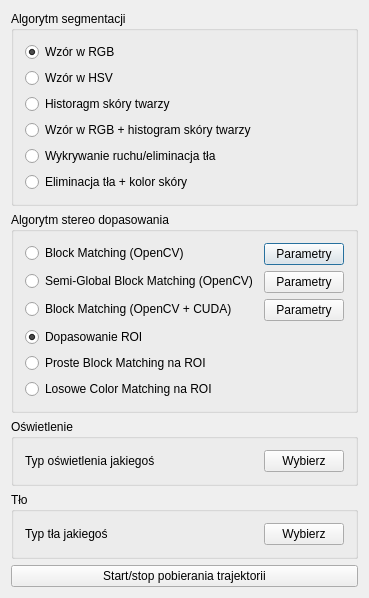
Before: the Qt Designer form algorithmsdialog.ui in richardboo/modelling-hand-trajectory-3d, drawn with Qt 5.
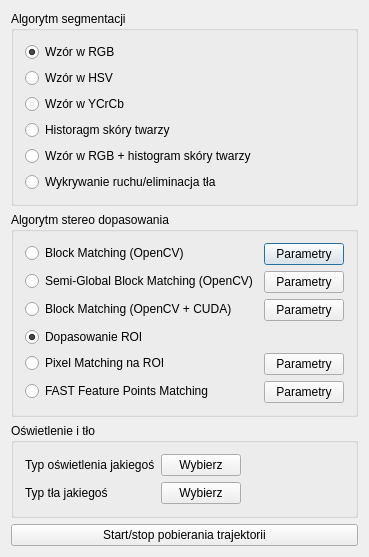
After: the same form once the commit is applied.

```diff
--- a/algorithmsdialog.ui
+++ b/algorithmsdialog.ui
@@ -7,7 +7,7 @@
     <x>0</x>
     <y>0</y>
     <width>320</width>
-    <height>496</height>
+    <height>525</height>
    </rect>
   </property>
   <property name="windowTitle">
@@ -40,28 +40,28 @@
       <item>
        <widget class="QRadioButton" name="radioButtonSegm2">
         <property name="text">
-         <string>Historagm skóry twarzy</string>
+         <string>Wzór w YCrCb</string>
         </property>
        </widget>
       </item>
       <item>
        <widget class="QRadioButton" name="radioButtonSegm3">
         <property name="text">
-         <string>Wzór w RGB + histogram skóry twarzy</string>
+         <string>Historagm skóry twarzy</string>
         </property>
        </widget>
       </item>
       <item>
        <widget class="QRadioButton" name="radioButtonSegm4">
         <property name="text">
-         <string>Wykrywanie ruchu/eliminacja tła</string>
+         <string>Wzór w RGB + histogram skóry twarzy</string>
         </property>
        </widget>
       </item>
       <item>
        <widget class="QRadioButton" name="radioButtonSegm5">
         <property name="text">
-         <string>Eliminacja tła + kolor skóry</string>
+         <string>Wykrywanie ruchu/eliminacja tła</string>
         </property>
        </widget>
       </item>
@@ -118,14 +118,14 @@
       <item row="4" column="0">
        <widget class="QRadioButton" name="radioButtonStereo4">
         <property name="text">
-         <string>Proste Block Matching na ROI</string>
+         <string>Pixel Matching na ROI</string>
         </property>
        </widget>
       </item>
       <item row="5" column="0">
        <widget class="QRadioButton" name="radioButtonStereo5">
         <property name="text">
-         <string>Losowe Color Matching na ROI</string>
+         <string>FAST Feature Points Matching</string>
         </property>
        </widget>
       </item>
@@ -143,23 +143,37 @@
         </property>
        </widget>
       </item>
+      <item row="4" column="1">
+       <widget class="QPushButton" name="pixelParamsButton">
+        <property name="text">
+         <string>Parametry</string>
+        </property>
+       </widget>
+      </item>
+      <item row="5" column="1">
+       <widget class="QPushButton" name="fastParamsButton">
+        <property name="text">
+         <string>Parametry</string>
+        </property>
+       </widget>
+      </item>
      </layout>
     </widget>
    </item>
    <item>
     <widget class="QGroupBox" name="groupBoxLight">
      <property name="title">
-      <string>Oświetlenie</string>
+      <string>Oświetlenie i tło</string>
      </property>
-     <layout class="QHBoxLayout" name="horizontalLayout">
-      <item>
+     <layout class="QFormLayout" name="formLayout_2">
+      <item row="0" column="0">
        <widget class="QLabel" name="labelLight">
         <property name="text">
          <string>Typ oświetlenia jakiegoś</string>
         </property>
        </widget>
       </item>
-      <item>
+      <item row="0" column="1">
        <widget class="QPushButton" name="buttonGetLight">
         <property name="maximumSize">
          <size>
@@ -172,23 +186,14 @@
         </property>
        </widget>
       </item>
-     </layout>
-    </widget>
-   </item>
-   <item>
-    <widget class="QGroupBox" name="groupBoxBkg">
-     <property name="title">
-      <string>Tło</string>
-     </property>
-     <layout class="QHBoxLayout" name="horizontalLayout_2">
-      <item>
+      <item row="1" column="0">
        <widget class="QLabel" name="labelBkg">
         <property name="text">
          <string>Typ tła jakiegoś</string>
         </property>
        </widget>
       </item>
-      <item>
+      <item row="1" column="1">
        <widget class="QPushButton" name="buttonGetBkg">
         <property name="maximumSize">
          <size>
```
